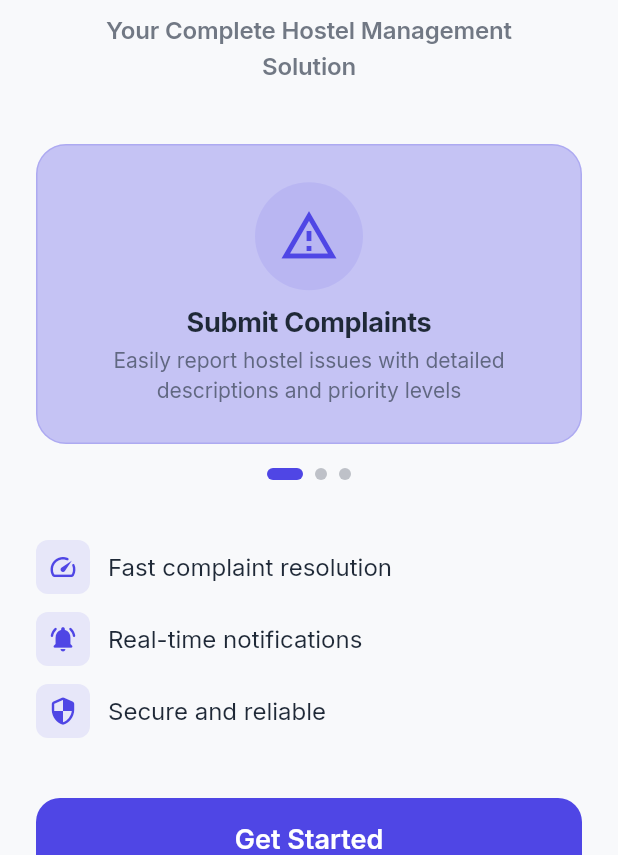
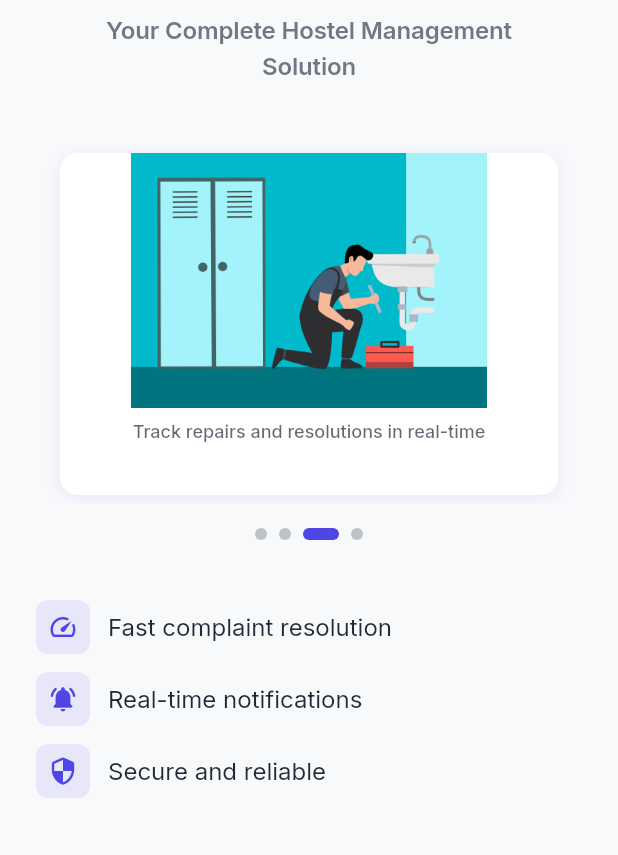
Before and after one commit to kalviumcommunity/S72-Feb2026-DALL_E-FlutterFirebase-Hostel360, a Flutter app: the screen it shows after launch, on a phone screen of 412 x 824 dp, the part 381-1236 px from its top. Run offline on Flutter 3.47's test engine with Material 3 defaults, Android fonts, the light colour scheme and no system bars; our stand-ins replace cloud_firestore, connectivity_plus, cross_file, firebase_auth, firebase_core, firebase_messaging and 6 more; accounts and stored records are empty; generated files the repository leaves out were written again.

Commit message:
ui improvements

```diff
--- a/lib/screens/landing_screen.dart
+++ b/lib/screens/landing_screen.dart
@@ -1,3 +1,4 @@
+import 'dart:async';
 import 'package:flutter/material.dart';
 import 'package:provider/provider.dart';
 import '../providers/theme_provider.dart';
@@ -14,27 +15,49 @@ class LandingScreen extends StatefulWidget {
 class _LandingScreenState extends State<LandingScreen> {
   final PageController _pageController = PageController();
   int _currentPage = 0;
+  Timer? _timer;
 
-  final List<_FeatureItem> _features = [
-    _FeatureItem(
-      icon: Icons.report_problem_outlined,
-      title: 'Submit Complaints',
-      description: 'Easily report hostel issues with detailed descriptions and priority levels',
+  final List<_CarouselItem> _carouselItems = [
+    _CarouselItem(
+      imagePath: 'assets/images/hostel-360.png',
+      description: 'Complete hostel management at your fingertips',
     ),
-    _FeatureItem(
-      icon: Icons.track_changes_outlined,
-      title: 'Track Status',
-      description: 'Monitor your complaint status in real-time from submission to resolution',
+    _CarouselItem(
+      imagePath: 'assets/images/bathroom.png',
+      description: 'Report maintenance issues instantly',
     ),
-    _FeatureItem(
-      icon: Icons.admin_panel_settings_outlined,
-      title: 'Admin Dashboard',
-      description: 'Comprehensive management tools with analytics and metrics for administrators',
+    _CarouselItem(
+      imagePath: 'assets/images/fixing-sink.png',
+      description: 'Track repairs and resolutions in real-time',
+    ),
+    _CarouselItem(
+      imagePath: 'assets/images/using-phone.png',
+      description: 'Stay connected with instant notifications',
     ),
   ];
 
   @override
+  void initState() {
+    super.initState();
+    _startAutoRotation();
+  }
+
+  void _startAutoRotation() {
+    _timer = Timer.periodic(const Duration(seconds: 3), (timer) {
+      if (_pageController.hasClients) {
+        final nextPage = (_currentPage + 1) % _carouselItems.length;
+        _pageController.animateToPage(
+          nextPage,
+          duration: const Duration(milliseconds: 400),
+          curve: Curves.easeInOut,
+        );
+      }
+    });
+  }
+
+  @override
   void dispose() {
+    _timer?.cancel();
     _pageController.dispose();
     super.dispose();
   }
@@ -115,9 +138,9 @@ class _LandingScreenState extends State<LandingScreen> {
 
                     const SizedBox(height: 40),
 
-                    // Features Carousel
+                    // Image Carousel — fixed height matches card content exactly
                     SizedBox(
-                      height: 200,
+                      height: 240,
                       child: PageView.builder(
                         controller: _pageController,
                         onPageChanged: (index) {
@@ -125,9 +148,9 @@ class _LandingScreenState extends State<LandingScreen> {
                             _currentPage = index;
                           });
                         },
-                        itemCount: _features.length,
+                        itemCount: _carouselItems.length,
                         itemBuilder: (context, index) {
-                          return _FeatureCard(feature: _features[index]);
+                          return _ImageCarouselCard(item: _carouselItems[index]);
                         },
                       ),
                     ),
@@ -138,7 +161,7 @@ class _LandingScreenState extends State<LandingScreen> {
                     Row(
                       mainAxisAlignment: MainAxisAlignment.center,
                       children: List.generate(
-                        _features.length,
+                        _carouselItems.length,
                         (index) => Container(
                           margin: const EdgeInsets.symmetric(horizontal: 4),
                           width: _currentPage == index ? 24 : 8,
@@ -254,71 +277,77 @@ class _LandingScreenState extends State<LandingScreen> {
   }
 }
 
-class _FeatureItem {
-  final IconData icon;
-  final String title;
+class _CarouselItem {
+  final String imagePath;
   final String description;
 
-  _FeatureItem({
-    required this.icon,
-    required this.title,
+  _CarouselItem({
+    required this.imagePath,
     required this.description,
   });
 }
 
-class _FeatureCard extends StatelessWidget {
-  final _FeatureItem feature;
+class _ImageCarouselCard extends StatelessWidget {
+  final _CarouselItem item;
 
-  const _FeatureCard({required this.feature});
+  const _ImageCarouselCard({required this.item});
 
   @override
   Widget build(BuildContext context) {
     final theme = Theme.of(context);
 
     return Container(
-      margin: const EdgeInsets.symmetric(horizontal: 24),
-      padding: const EdgeInsets.all(24),
+      margin: const EdgeInsets.symmetric(horizontal: 40, vertical: 6),
+      // No explicit height — let the Column children define it naturally
       decoration: BoxDecoration(
-        color: theme.colorScheme.primaryContainer.withOpacity(0.3),
-        borderRadius: BorderRadius.circular(20),
-        border: Border.all(
-          color: theme.colorScheme.primary.withOpacity(0.2),
-          width: 1,
-        ),
+        color: theme.colorScheme.surface,
+        borderRadius: BorderRadius.circular(12),
+        boxShadow: [
+          BoxShadow(
+            color: theme.colorScheme.primary.withOpacity(0.1),
+            blurRadius: 8,
+            offset: const Offset(0, 2),
+          ),
+        ],
       ),
       child: Column(
-        mainAxisAlignment: MainAxisAlignment.center,
-        mainAxisSize: MainAxisSize.min,
+        mainAxisSize: MainAxisSize.min, // shrink-wrap to content
         children: [
-          Container(
-            padding: const EdgeInsets.all(16),
-            decoration: BoxDecoration(
-              color: theme.colorScheme.primary.withOpacity(0.1),
-              shape: BoxShape.circle,
-            ),
-            child: Icon(
-              feature.icon,
-              size: 40,
-              color: theme.colorScheme.primary,
+          // Image — fixed height
+          SizedBox(
+            height: 170,
+            child: ClipRRect(
+              borderRadius: const BorderRadius.vertical(top: Radius.circular(12)),
+              child: Image.asset(
+                item.imagePath,
+                fit: BoxFit.contain,
+                width: double.infinity,
+                errorBuilder: (context, error, stackTrace) {
+                  return Container(
+                    color: theme.colorScheme.surfaceContainerHighest,
+                    child: Icon(
+                      Icons.image_not_supported,
+                      size: 28,
+                      color: theme.colorScheme.onSurfaceVariant,
+                    ),
+                  );
+                },
+              ),
             ),
           ),
-          const SizedBox(height: 10),
-          Text(
-            feature.title,
-            style: theme.textTheme.titleLarge?.copyWith(
-              fontWeight: FontWeight.bold,
+          // Description text — fixed height to stay within the SizedBox
+          Padding(
+            padding: const EdgeInsets.symmetric(horizontal: 12, vertical: 8),
+            child: Text(
+              item.description,
+              style: theme.textTheme.bodySmall?.copyWith(
+                fontWeight: FontWeight.w500,
+                height: 1.3,
+              ),
+              textAlign: TextAlign.center,
+              maxLines: 2,
+              overflow: TextOverflow.ellipsis,
             ),
-            textAlign: TextAlign.center,
-          ),
-          const SizedBox(height: 4),
-          Text(
-            feature.description,
-            style: theme.textTheme.bodyMedium?.copyWith(
-              color: theme.colorScheme.onSurface.withOpacity(0.7),
-            ),
-            textAlign: TextAlign.center,
-            maxLines: 2,
-            overflow: TextOverflow.ellipsis,
           ),
         ],
       ),
--- a/pubspec.yaml
+++ b/pubspec.yaml
@@ -44,3 +44,6 @@ dev_dependencies:
 
 flutter:
   uses-material-design: true
+
+  assets:
+    - assets/images/
```
Also changed, not shown: lib/screens/login_screen.dart (+2 -14 lines), lib/screens/signup_screen.dart (+44 -0 lines), assets/images/bathroom.png (added), assets/images/fixing-sink.png (added), assets/images/google.png (added), assets/images/hostel-360.png (added), assets/images/using-phone.png (added).
